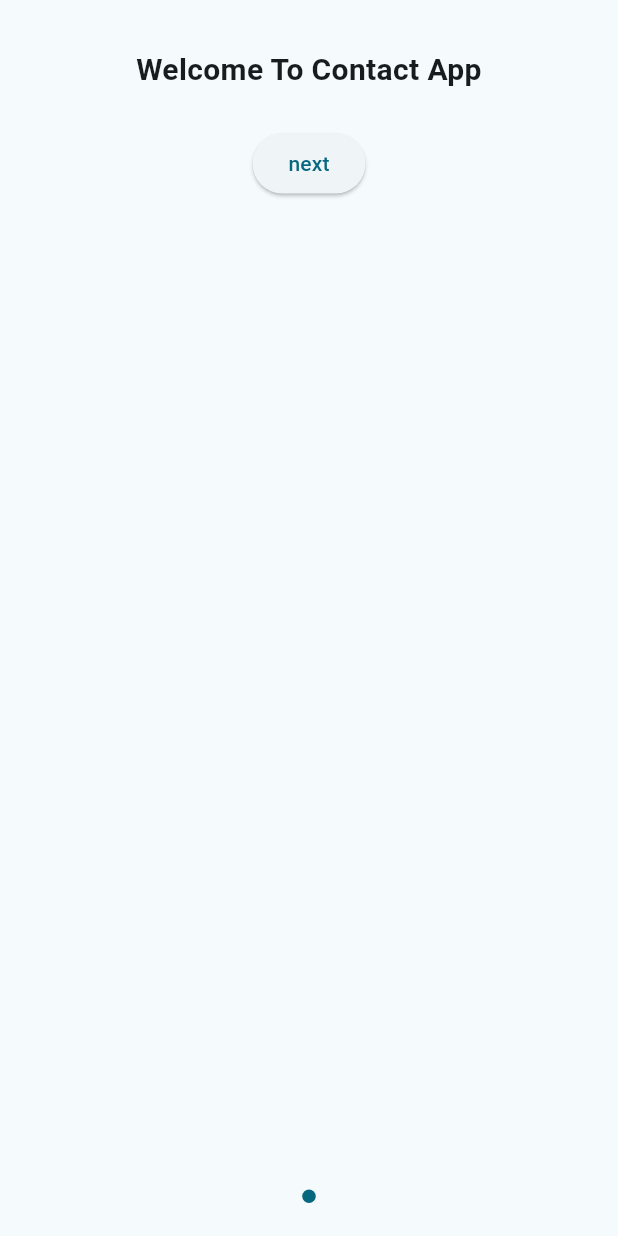
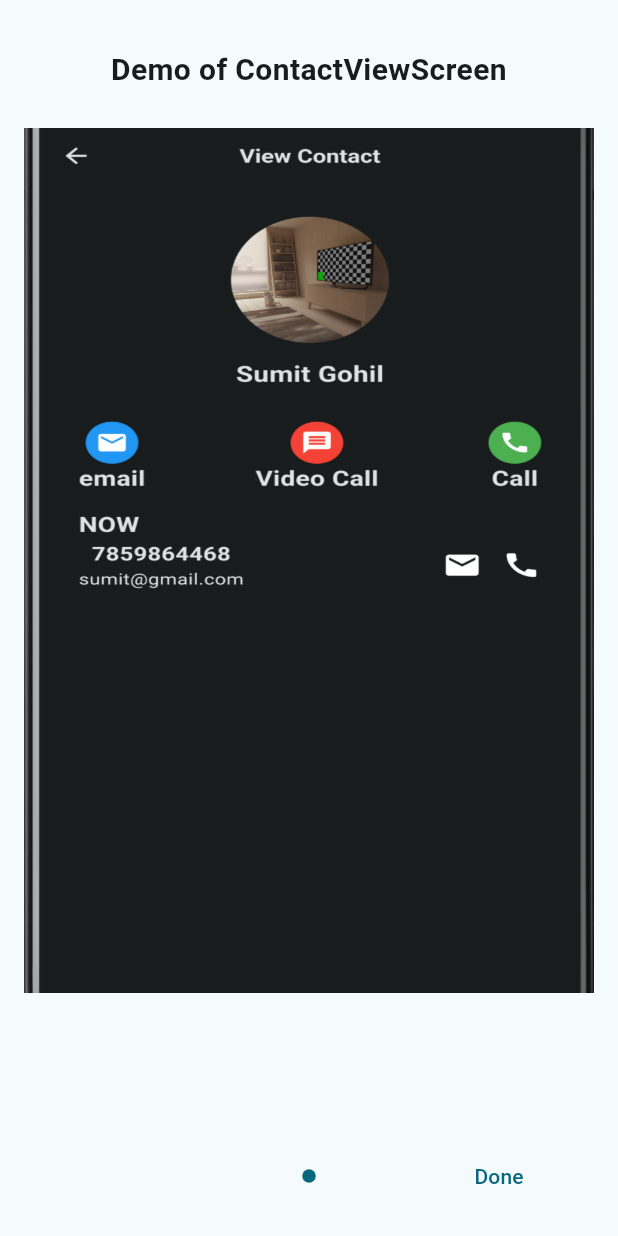
Before and after one commit to sumitFlutter/Contact-With-Provider, a Flutter app: the screen it shows after launch, on a phone screen of 412 x 824 dp. Run offline on Flutter 3.47's test engine with Material 3 defaults, Android fonts, the light colour scheme and no system bars; drawn by our look-alikes of introduction_screen; our stand-ins replace image_picker, shared_preferences.

Commit message:
bug fixed on intro screen

```diff
--- a/lib/main.dart
+++ b/lib/main.dart
@@ -17,7 +17,6 @@ void main()
       ],
       child: Consumer<Provider1>(
         builder:  (context, value,child) {
-          value.getIntroStatus();
           value.getTheme();
           value.theme=value.pTheme;
           return
@@ -26,7 +25,8 @@ void main()
             theme: light,
             darkTheme: dark,
             themeMode: value.mode,
-            routes: value.introScreen==true?myRouts1:myRouts,
+            initialRoute: "splesh",
+            routes: myRouts
           );
         },
       ),
--- a/lib/screen/intro/intro_screen.dart
+++ b/lib/screen/intro/intro_screen.dart
@@ -14,26 +14,35 @@ class IntroScreen extends StatefulWidget {
 class _IntroScreenState extends State<IntroScreen> {
   Provider1? providerR;
   final _introKey = GlobalKey<IntroductionScreenState>();
+
   @override
   Widget build(BuildContext context) {
-    providerR=context.read<Provider1>();
+    providerR = context.read<Provider1>();
     return IntroductionScreen(
       key: _introKey,
       pages: [
         PageViewModel(
-          title: "Welcome To Contact App",
-          bodyWidget: ElevatedButton(onPressed:() {
-            providerR!.introToggle();
-            Navigator.pushReplacementNamed(context, "splesh");
-          },
-          child: Text("next"),),
+          useScrollView: false,
+          title: "Demo of ContactViewScreen",
+          bodyWidget: Column(
+            children: [
+              Image.asset(providerR!.introImage,height: MediaQuery.sizeOf(context).height*0.7,width: MediaQuery.sizeOf(context).width,fit: BoxFit.fill,),
+            ],
+          ),
 
-        )
+        ),
       ],
-      showDoneButton: false,
+      showSkipButton: true,
       showNextButton: false,
-      showBackButton: false,
-      showSkipButton: false,
+      skip: const Text("Skip",style: TextStyle(color: Colors.grey),),
+      onSkip: () {
+        Navigator.pushReplacementNamed(context, "home");
+      },
+      done: const Text("Done"),
+      onDone: () {
+        providerR!.introToggle();
+        Navigator.pushReplacementNamed(context, "home");
+      },
     );
   }
 }
--- a/lib/screen/splesh/splesh_screen.dart
+++ b/lib/screen/splesh/splesh_screen.dart
@@ -11,12 +11,11 @@ class SpleshScreen_ extends StatefulWidget {
 }
 
 class _SpleshState extends State<SpleshScreen_> {
-  Provider1? providerR;
   @override
   void initState() {
-    // TODO: implement initState
     super.initState();
-    Future.delayed(Duration(seconds: 3),() => Navigator.pushReplacementNamed(context, "home"),);
+    context.read<Provider1>().getIntroStatus();
+    Future.delayed(Duration(seconds: 3),() => Navigator.pushReplacementNamed(context, context.read<Provider1>().introScreen?"home":"intro"),);
   }
   @override
   Widget build(BuildContext context) {
--- a/lib/utils/shared_helper.dart
+++ b/lib/utils/shared_helper.dart
@@ -10,12 +10,12 @@ Future<bool?> applyTheme() async {
   s1.getBool("theme");
   return s1.getBool("theme");
 }
-void getIntro({required bool pIntro}) async {
+void setIntro({required bool pIntro}) async {
   SharedPreferences s1 = await SharedPreferences.getInstance();
   s1.setBool("intro", pIntro);
 }
 
-Future<bool?> scanIntro() async {
+Future<bool?> getIntro() async {
   SharedPreferences s1 = await SharedPreferences.getInstance();
   s1.getBool("intro");
   return s1.getBool("intro");
--- a/pubspec.yaml
+++ b/pubspec.yaml
@@ -69,7 +69,7 @@ flutter:
   #   - images/a_dot_ham.jpeg
   assets:
     - assets/logo/
-    - assets/image/profile.png
+    - assets/image/
 
   # An image asset can refer to one or more resolution-specific "variants", see
   # https://flutter.dev/assets-and-images/#resolution-aware
```
Also changed, not shown: lib/screen/providers/provider.dart (+9 -6 lines), lib/utils/routes/routes.dart (+2 -8 lines), assets/image/1.png (added), assets/image/2.png (added).
